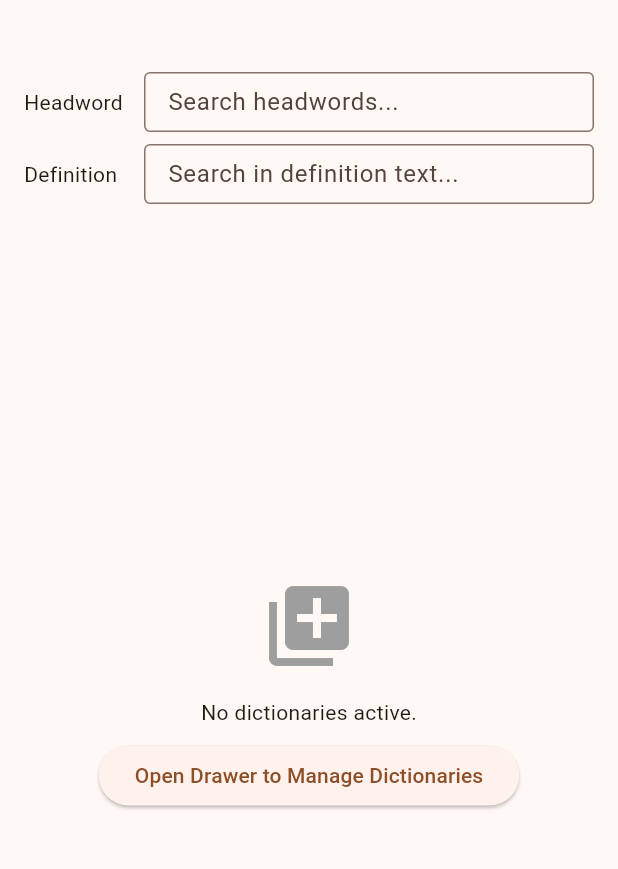
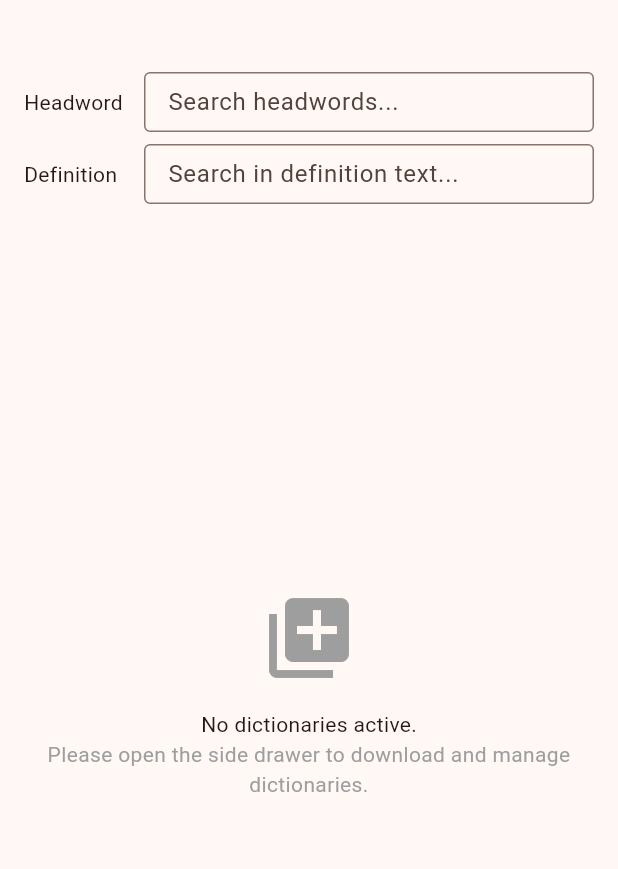
Before and after one commit to sanskrit-lexicon/csl-app, a Flutter app: the screen it shows after launch, on a phone screen of 412 x 824 dp, the part 63-932 px from its top. Run offline on Flutter 3.47's test engine with Material 3 defaults, Android fonts, the phone set to English and light mode, and no system bars; our stand-ins replace flutter_riverpod, flutter_widget_from_html_core, package_info_plus, shared_preferences, sqflite_common_ffi; missing offline and left inert: indic_transliteration_dart; accounts and stored records are empty.

```diff
--- a/lib/features/home/home_screen.dart
+++ b/lib/features/home/home_screen.dart
@@ -180,20 +180,18 @@ class _HomeScreenState extends ConsumerState<HomeScreen>
 
   Widget _buildBody(AppSettings settings, SearchMode hwMode, SearchMode defMode) {
     if (settings.activeDictCodes.isEmpty) {
-      return Center(
+      return const Center(
         child: Column(
           mainAxisAlignment: MainAxisAlignment.center,
           children: [
-            const Icon(Icons.library_add, size: 64, color: Colors.grey),
-            const SizedBox(height: 16),
-            const Text('No dictionaries active.'),
-            const SizedBox(height: 8),
-            ElevatedButton(
-              onPressed: () {
-                Scaffold.of(context).openDrawer();
-              },
-              child: const Text('Open Drawer to Manage Dictionaries'),
-            )
+            Icon(Icons.library_add, size: 64, color: Colors.grey),
+            SizedBox(height: 16),
+            Text('No dictionaries active.'),
+            Text(
+              'Please open the side drawer to download and manage dictionaries.',
+              textAlign: TextAlign.center,
+              style: TextStyle(color: Colors.grey),
+            ),
           ],
         ),
       );
```
Also changed, not shown: 15 other files.
